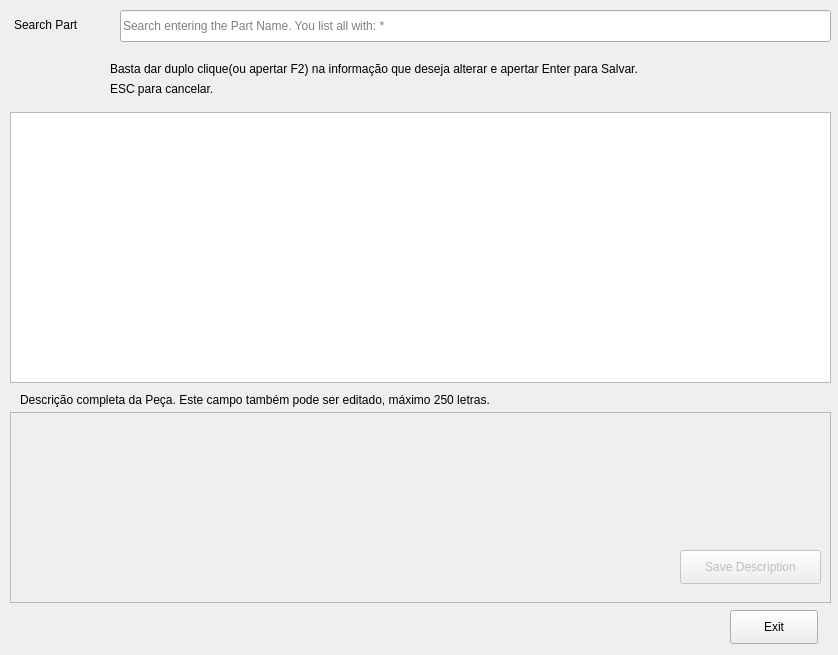
Above: Stock_Control.ui from bedi1982/Oficina before the change. Below: the same form after it.
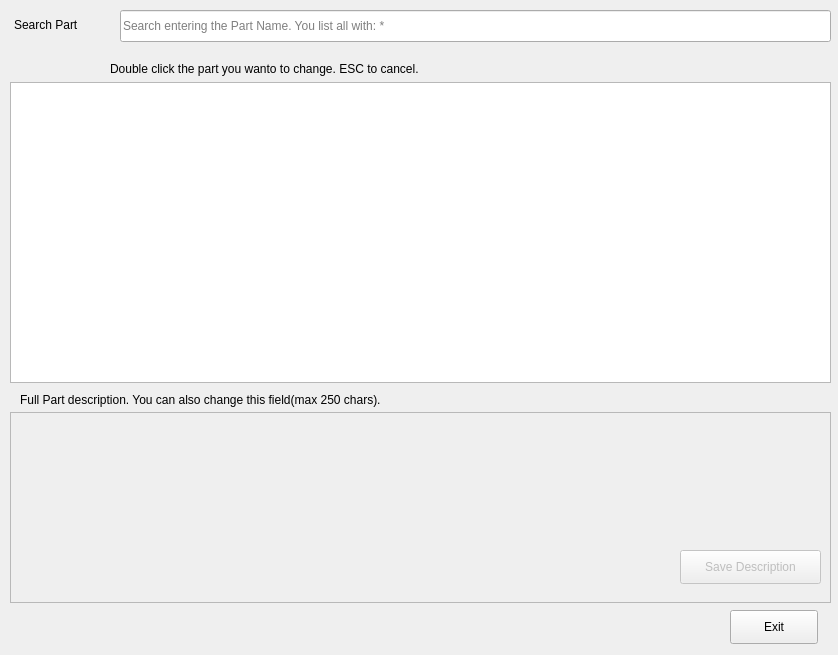
That is the form after the change.

```diff
--- a/Stock_Control.ui
+++ b/Stock_Control.ui
@@ -61,9 +61,9 @@
    <property name="geometry">
     <rect>
      <x>10</x>
-     <y>112</y>
+     <y>82</y>
      <width>821</width>
-     <height>271</height>
+     <height>301</height>
     </rect>
    </property>
    <property name="toolTip">
@@ -96,7 +96,7 @@
     </rect>
    </property>
    <property name="text">
-    <string>Descrição completa da Peça. Este campo também pode ser editado, máximo 250 letras.</string>
+    <string>Full Part description. You can also change this field(max 250 chars).</string>
    </property>
   </widget>
   <widget class="QPushButton" name="btn_Save_Description">
@@ -128,19 +128,6 @@
     <string>Exit</string>
    </property>
   </widget>
-  <widget class="QLabel" name="llb_info_2">
-   <property name="geometry">
-    <rect>
-     <x>110</x>
-     <y>80</y>
-     <width>581</width>
-     <height>18</height>
-    </rect>
-   </property>
-   <property name="text">
-    <string>ESC para cancelar.</string>
-   </property>
-  </widget>
   <widget class="QLabel" name="llb_info">
    <property name="geometry">
     <rect>
@@ -151,7 +138,7 @@
     </rect>
    </property>
    <property name="text">
-    <string>Basta dar duplo clique(ou apertar F2) na informação que deseja alterar e apertar Enter para Salvar.</string>
+    <string>Double click the part you wanto to change. ESC to cancel.</string>
    </property>
   </widget>
   <widget class="QLabel" name="lbl_Emoticon">
```
Left out of the diff: 4 changed lines with no effect on the pictures.
